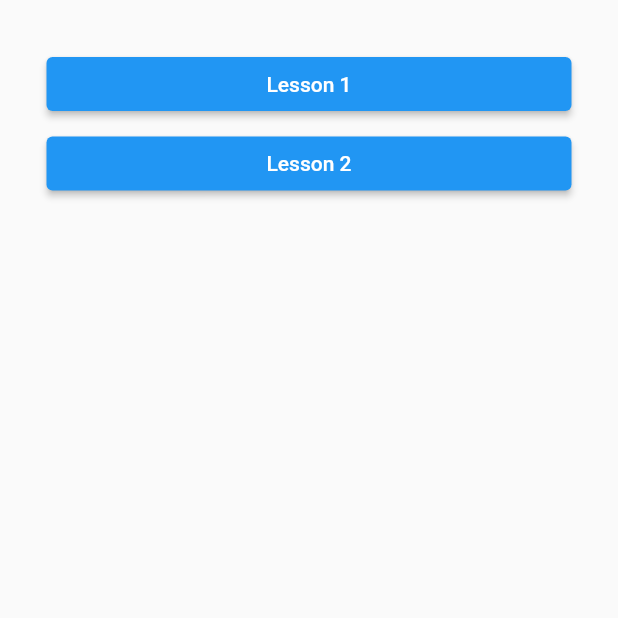
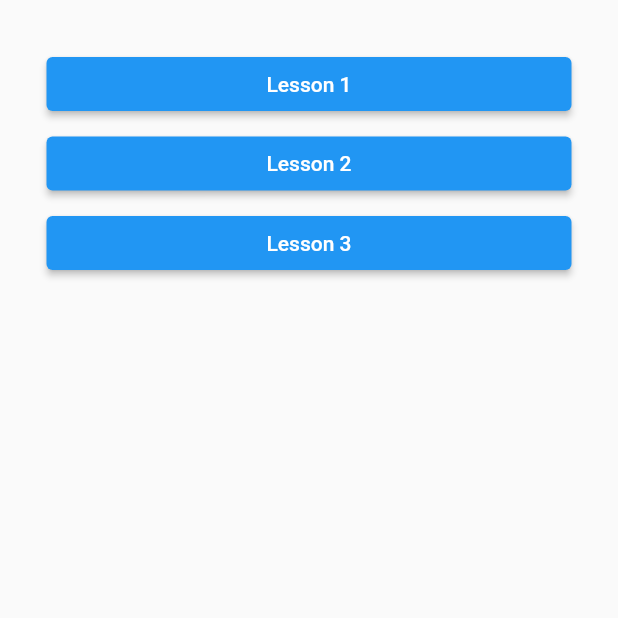
Before and after one commit to rmoralesd/flutter_learn_flame_jump_game, a Flutter app: the screen it shows after launch, on a phone screen of 412 x 824 dp, the top half of it. Run offline on Flutter 3.47's test engine with Material 2 defaults, Android fonts, the phone set to English and light mode, and no system bars; missing offline and left inert: flame, flame_forge2d, forge2d.

Commit message:
Lección 03: caja sobre piso inclinado

```diff
--- a/lib/lesson_02/game_lesson_02.dart
+++ b/lib/lesson_02/game_lesson_02.dart
@@ -1,4 +1,3 @@
-import 'package:flutter_learn_flame_jump_game/lesson_01/objects/ball.dart';
 import 'package:flutter_learn_flame_jump_game/lesson_02/objects/ball_dynamic.dart';
 import 'package:flutter_learn_flame_jump_game/lesson_02/objects/box_kinematic.dart';
 import 'package:flutter_learn_flame_jump_game/lesson_02/objects/floor_static.dart';
--- a/lib/lesson_menu.dart
+++ b/lib/lesson_menu.dart
@@ -17,7 +17,8 @@ class LessonMenu extends StatelessWidget {
               height: 32,
             ),
             ButtonItem(title: 'Lesson 1', route: Routes.lesson01),
-            ButtonItem(title: 'Lesson 2', route: Routes.lesson02)
+            ButtonItem(title: 'Lesson 2', route: Routes.lesson02),
+            ButtonItem(title: 'Lesson 3', route: Routes.lesson03)
           ],
         ),
       )),
--- a/lib/routes.dart
+++ b/lib/routes.dart
@@ -1,6 +1,7 @@
 import 'package:flutter/material.dart';
 import 'package:flutter_learn_flame_jump_game/lesson_01/game_lesson_01.dart';
 import 'package:flutter_learn_flame_jump_game/lesson_02/game_lesson_02.dart';
+import 'package:flutter_learn_flame_jump_game/lesson_03/game_lesson_03.dart';
 import 'package:flutter_learn_flame_jump_game/lesson_menu.dart';
 import 'package:flutter_learn_flame_jump_game/my_game.dart';
 
@@ -8,6 +9,7 @@ class Routes {
   static const menu = '/';
   static const lesson01 = '/lesson01';
   static const lesson02 = '/lesson02';
+  static const lesson03 = '/lesson03';
 
   static Route routes(RouteSettings settings) {
     MaterialPageRoute buildRoute(Widget widget) {
@@ -21,6 +23,8 @@ class Routes {
         return buildRoute(MyGameWidget(game: GameLesson01()));
       case lesson02:
         return buildRoute(MyGameWidget(game: GameLesson02()));
+      case lesson03:
+        return buildRoute(MyGameWidget(game: GameLesson03()));
       default:
         throw Exception('Route does not exists');
     }
```
Also changed, not shown: lib/lesson_03/game_lesson_03.dart (added, +12 -0 lines), lib/lesson_03/objects/box.dart (added, +18 -0 lines), lib/lesson_03/objects/floor.dart (added, +17 -0 lines).
